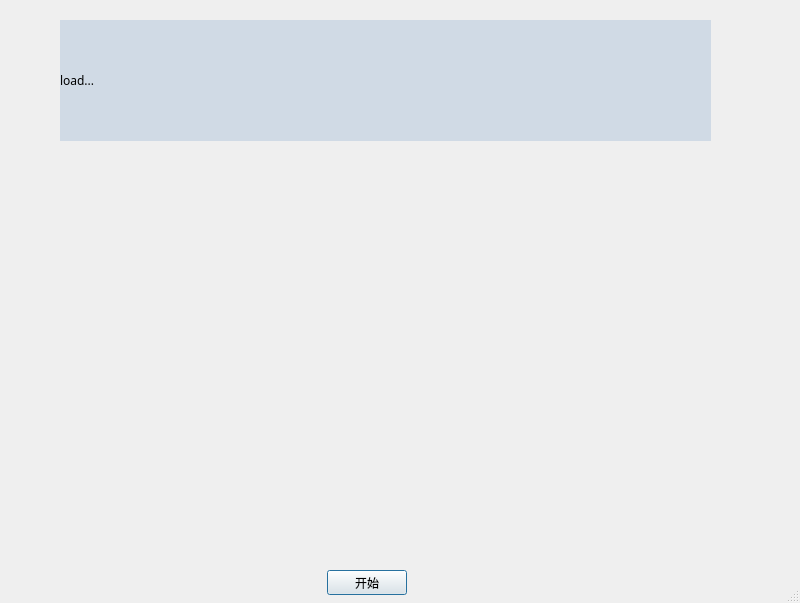
Above: ui/security_machine/TestProcess.ui from gaoxingyu-hub/HUA54testframework before the change. Below: the same form after it.
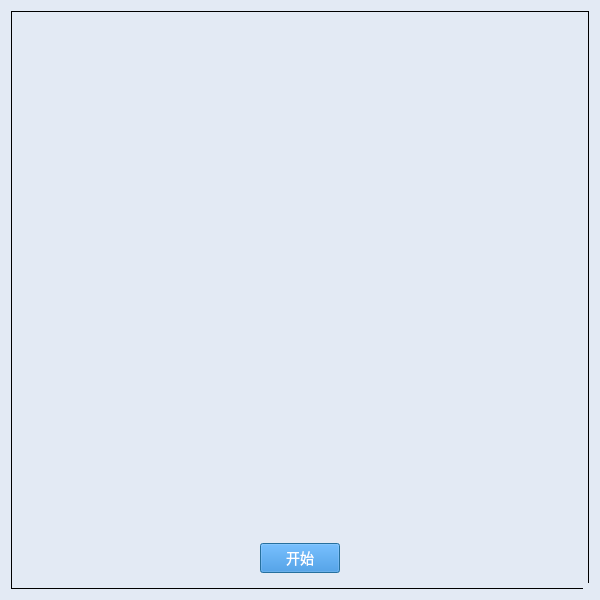
That is the form after the change.

The edit to the form file:
```diff
--- a/ui/security_machine/TestProcess.ui
+++ b/ui/security_machine/TestProcess.ui
@@ -6,25 +6,67 @@
    <rect>
     <x>0</x>
     <y>0</y>
-    <width>800</width>
-    <height>603</height>
+    <width>600</width>
+    <height>600</height>
    </rect>
   </property>
   <property name="windowTitle">
    <string>Dialog</string>
   </property>
+  <property name="styleSheet">
+   <string notr="true">
+QWidget{
+background-color:#E3EAF4;
+}
+QLineEdit{
+background-color:#E3EAF4;
+}
+QDialog{
+background-color:#E3EAF4;
+margin-top:10px;
+}
+QLabel{
+font-size:14px;
+font-family:Microsoft YaHei;
+background-color:#E3EAF4;
+}
+QGroupBox{
+font-size:14px;
+font-family:Microsoft YaHei;
+border:1px solid rgb(0, 0, 0);
+background-color:#E3EAF4;
+}
+QPushButton{
+background-color:#2884D8;
+color: #FFFFFF;
+font-size:14px;
+font-family:Microsoft YaHei;
+}
+QTextBrowser{
+border-width:0;
+border-style:outset;
+background-color:#E3EAF4;
+}
+QGraphicsView{
+background-color:#E3EAF4;
+border-width:0;
+border-style:outset;
+}</string>
+  </property>
   <property name="sizeGripEnabled">
    <bool>true</bool>
   </property>
+  <layout class="QGridLayout" name="gridLayout">
+   <item row="0" column="0">
+    <widget class="QGroupBox" name="groupBox">
+     <property name="title">
+      <string/>
+     </property>
+     <layout class="QGridLayout" name="gridLayout_2">
+      <item row="0" column="0">
+       <layout class="QVBoxLayout" name="verticalLayout" stretch="2,9,1">
+        <item>
   <widget class="QLabel" name="label">
-   <property name="geometry">
-    <rect>
-     <x>60</x>
-     <y>20</y>
-     <width>651</width>
-     <height>121</height>
-    </rect>
-   </property>
    <property name="sizePolicy">
     <sizepolicy hsizetype="Expanding" vsizetype="Expanding">
      <horstretch>0</horstretch>
@@ -32,63 +74,27 @@
     </sizepolicy>
    </property>
    <property name="styleSheet">
-    <string notr="true">QDialog{
-background-color:#D0DAE5;
-}
-
-QTextBrower{
-background-color:#D0DAE5;
-}
-
-QLineEdit{
-background-color:#D0DAE5;
-}
-
-QWidget{
-background-color:#D0DAE5;
-}
-
-QStackedWidget{
-background-color:#D0DAE5;
-}
-
-QHeaderView{
-background-color:#D0DAE5;
-}
-
-QLabel{
-font-size:12px;
-font-family:Microsoft YaHei;
-background-color:#D0DAE5;
-}
-
-QPushButton{         /*按钮自适应拉伸背景*/
-border-width: 2px 15px 2px 15px;
-background-color:#2884D8;
-color: #FFFFFF;
-font-size:12px;
-font-family:Microsoft YaHei;
-}
-
-QGroupBox{
-font-size:12px;
-font-family:Microsoft YaHei;
-border:1px solid rgb(0, 0, 0); 
-}</string>
+           <string notr="true"/>
    </property>
    <property name="text">
-    <string>load...</string>
-   </property>
-  </widget>
-  <widget class="QWidget" name="">
-   <property name="geometry">
-    <rect>
-     <x>10</x>
-     <y>570</y>
-     <width>755</width>
-     <height>25</height>
-    </rect>
-   </property>
+           <string/>
+          </property>
+         </widget>
+        </item>
+        <item>
+         <spacer name="verticalSpacer">
+          <property name="orientation">
+           <enum>Qt::Vertical</enum>
+          </property>
+          <property name="sizeHint" stdset="0">
+           <size>
+            <width>20</width>
+            <height>418</height>
+           </size>
+          </property>
+         </spacer>
+        </item>
+        <item>
    <layout class="QHBoxLayout" name="horizontalLayout">
     <item>
      <spacer name="horizontalSpacer_3">
@@ -97,8 +103,8 @@
       </property>
       <property name="sizeHint" stdset="0">
        <size>
-        <width>308</width>
-        <height>20</height>
+              <width>238</width>
+              <height>42</height>
        </size>
       </property>
      </spacer>
@@ -117,14 +123,20 @@
       </property>
       <property name="sizeHint" stdset="0">
        <size>
-        <width>358</width>
-        <height>20</height>
+              <width>238</width>
+              <height>42</height>
        </size>
       </property>
      </spacer>
     </item>
    </layout>
-  </widget>
+        </item>
+       </layout>
+      </item>
+     </layout>
+    </widget>
+   </item>
+  </layout>
  </widget>
  <resources/>
  <connections/>
```
Lines whose indentation alone changed are shown as unchanged.
